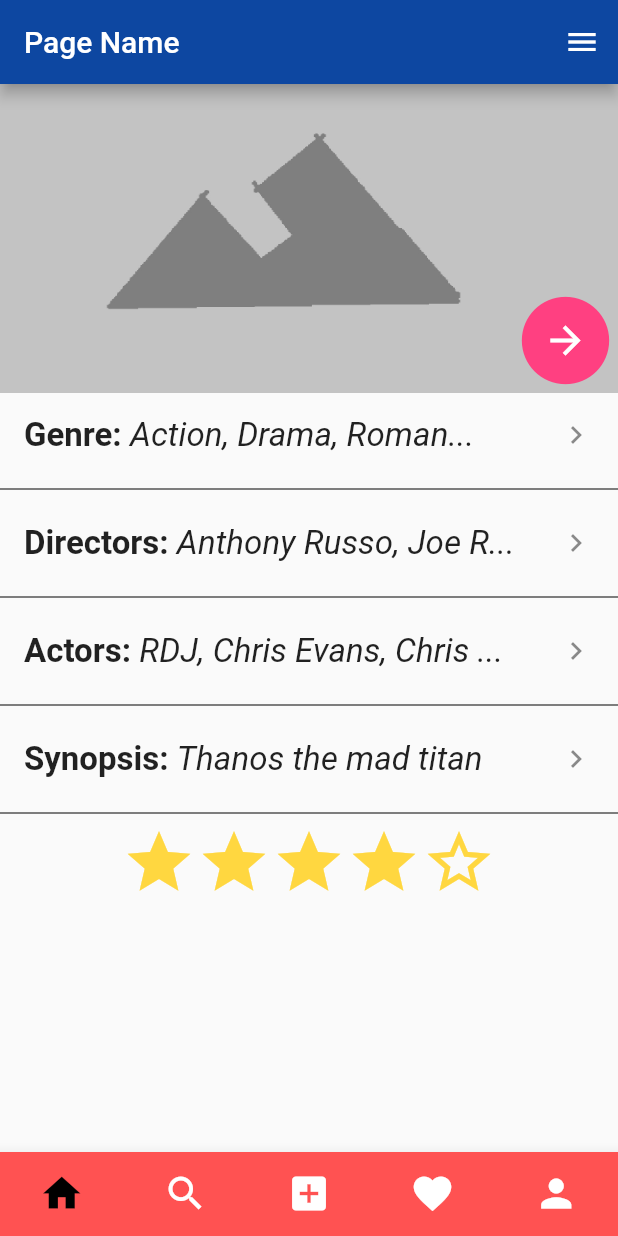
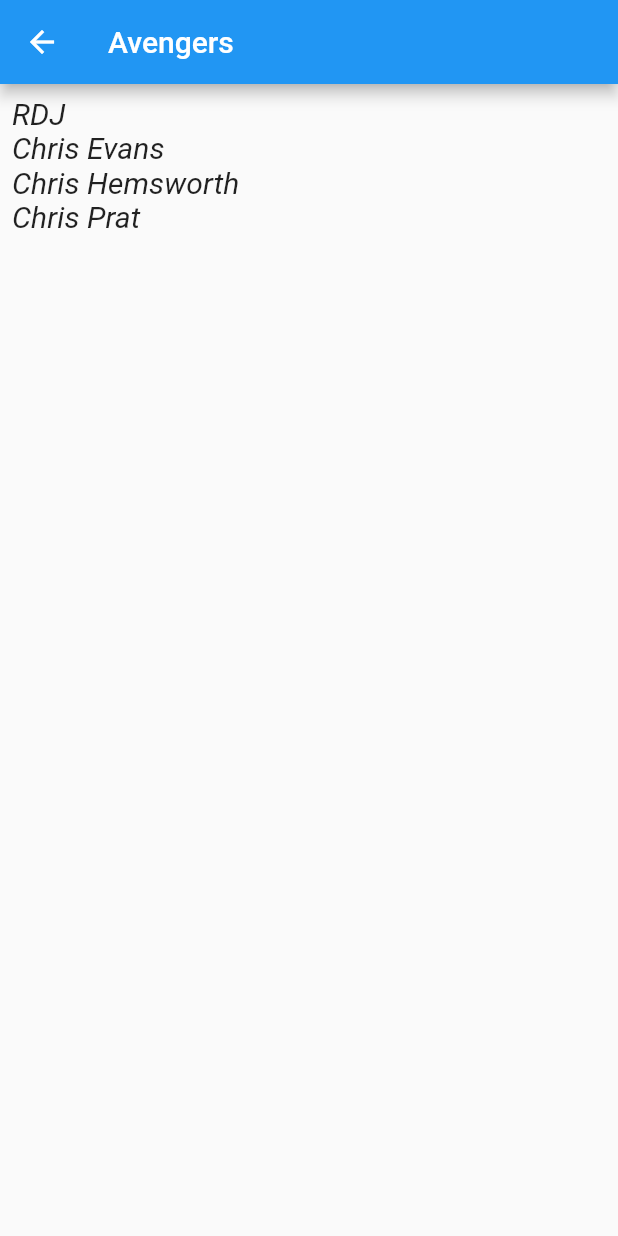
Before and after one commit to ec862/IPgroup11, a Flutter app: the screen it shows after launch, after a tap on an icon or button, on a phone screen of 412 x 824 dp. Run offline on Flutter 3.47's test engine with Material 2 defaults, Android fonts, the phone set to English and light mode, and no system bars.

Commit message:
Added zooming in to Movie details

```diff
--- /dev/null
+++ b/lib/MovieListZoomIn.dart
@@ -0,0 +1,25 @@
+import 'package:flutter/cupertino.dart';
+import 'package:flutter/material.dart';
+
+class MovieListZoomIn extends StatelessWidget {
+  final list;
+  final movieName;
+
+  MovieListZoomIn({@required this.list, @required this.movieName});
+
+  @override
+  Widget build(BuildContext context) {
+    return Scaffold(
+      appBar: AppBar(
+        title: Text("$movieName"),
+      ),
+      body: ListView.builder(
+        padding: EdgeInsets.all(8),
+        itemCount: list.length,
+        itemBuilder: (ctx, index) {
+          return Text(list[index], style: TextStyle(fontSize: 20, fontStyle: FontStyle.italic),);
+        },
+      ),
+    );
+  }
+}
--- a/lib/MovieScreen.dart
+++ b/lib/MovieScreen.dart
@@ -1,6 +1,9 @@
 import 'package:flutter/cupertino.dart';
 import 'package:flutter/material.dart';
+import 'package:template/MovieListZoomIn.dart';
 import 'package:template/RecommendMovie.dart';
+
+const Color BOTTOM_BAR_COLOR = Colors.redAccent;
 
 class MovieScreen extends StatefulWidget {
   @override
@@ -26,13 +29,67 @@ class _MovieScreenState extends State<MovieScreen> {
     rating = 5;
   }
 
+  int currentindex = 0; // home = 0
+
   @override
   Widget build(BuildContext context) {
-    return ListView(
-      children: <Widget>[
-        getMoviePicture(context),
-        getMovieInfo(context),
-      ],
+    return Scaffold(
+      appBar: AppBar(
+        backgroundColor: Colors.blue[900],
+        title: Text('Page Name'),
+        actions: <Widget>[
+          IconButton(
+            onPressed: () {
+              //TODO
+            },
+            icon: Icon(Icons.menu),
+          ),
+        ],
+      ),
+
+      body: ListView(
+        children: <Widget>[
+          getMoviePicture(context),
+          getMovieInfo(context),
+        ],
+      ), //TODO
+
+      bottomNavigationBar: BottomNavigationBar(
+        type: BottomNavigationBarType.fixed,
+        iconSize: 30.0,
+        selectedFontSize: 0.0,
+        backgroundColor: BOTTOM_BAR_COLOR,
+        selectedItemColor: Colors.black,
+        unselectedItemColor: Colors.white,
+        currentIndex: currentindex,
+        onTap: (index) {
+          setState(() {
+            currentindex = index;
+          });
+        },
+        items: const <BottomNavigationBarItem>[
+          BottomNavigationBarItem(
+              icon: Icon(Icons.home),
+              backgroundColor: BOTTOM_BAR_COLOR,
+              title: Text('')),
+          BottomNavigationBarItem(
+              icon: Icon(Icons.search),
+              backgroundColor: BOTTOM_BAR_COLOR,
+              title: Text('')),
+          BottomNavigationBarItem(
+              icon: Icon(Icons.add_box),
+              backgroundColor: BOTTOM_BAR_COLOR,
+              title: Text('')),
+          BottomNavigationBarItem(
+              icon: Icon(Icons.favorite),
+              backgroundColor: BOTTOM_BAR_COLOR,
+              title: Text('')),
+          BottomNavigationBarItem(
+              icon: Icon(Icons.person),
+              backgroundColor: BOTTOM_BAR_COLOR,
+              title: Text('')),
+        ],
+      ),
     );
   }
 
@@ -85,20 +142,48 @@ class _MovieScreenState extends State<MovieScreen> {
     String genreString = getStringsFromList(genres);
     return Column(
       children: <Widget>[
-        movieInfoContent("Genre", genreString),
+        movieInfoContent("Genre", genreString, onPress: () {
+          Navigator.of(context).push(MaterialPageRoute(builder: (context) {
+            return MovieListZoomIn(
+              movieName: "Avengers",
+              list: genres,
+            );
+          }));
+        }),
         fullDivider(),
-        movieInfoContent("Directors", directorString),
+        movieInfoContent("Directors", directorString, onPress: () {
+          Navigator.of(context).push(MaterialPageRoute(builder: (context) {
+            return MovieListZoomIn(
+              movieName: "Avengers",
+              list: directors,
+            );
+          }));
+        }),
         fullDivider(),
-        movieInfoContent("Actors", actorsString),
+        movieInfoContent("Actors", actorsString, onPress: () {
+          Navigator.of(context).push(MaterialPageRoute(builder: (context) {
+            return MovieListZoomIn(
+              movieName: "Avengers",
+              list: actors,
+            );
+          }));
+        }),
         fullDivider(),
-        movieInfoContent("Synopsis", synopsis),
+        movieInfoContent("Synopsis", synopsis, onPress: () {
+          Navigator.of(context).push(MaterialPageRoute(builder: (context) {
+            return MovieListZoomIn(
+              movieName: "Avengers",
+              list: [synopsis],
+            );
+          }));
+        }),
         fullDivider(),
         stars(4),
       ],
     );
   }
 
-  Widget movieInfoContent(String title, String subtitle) {
+  Widget movieInfoContent(String title, String subtitle, {Function onPress}) {
     return ListTile(
       title: Text.rich(
         TextSpan(children: [
@@ -119,7 +204,9 @@ class _MovieScreenState extends State<MovieScreen> {
         ]),
       ),
       trailing: Icon(Icons.keyboard_arrow_right),
-      onTap: () {},
+      onTap: () {
+        if (onPress != null) onPress();
+      },
     );
   }
 
@@ -175,6 +262,9 @@ class SelectOption extends StatelessWidget {
   @override
   Widget build(BuildContext context) {
     return Scaffold(
+      appBar: AppBar(
+        title: Text("Options"),
+      ),
       body: ListView(
         children: <Widget>[
           ListTile(
--- a/lib/main.dart
+++ b/lib/main.dart
@@ -1,5 +1,5 @@
 import 'package:flutter/material.dart';
-import 'template.dart';
+import 'MovieScreen.dart';
 import 'package:flutter/cupertino.dart';
 
-void main() => runApp(Template());
+void main() => runApp(MaterialApp(home: MovieScreen()));
--- a/lib/template.dart
+++ b/lib/template.dart
@@ -30,7 +30,7 @@ class _TemplateState extends State<Template> {
           ],
         ),
 
-        body: MovieScreen(), //TODO
+        body: Container(), //TODO
 
         bottomNavigationBar: BottomNavigationBar(
           type: BottomNavigationBarType.fixed,
```
